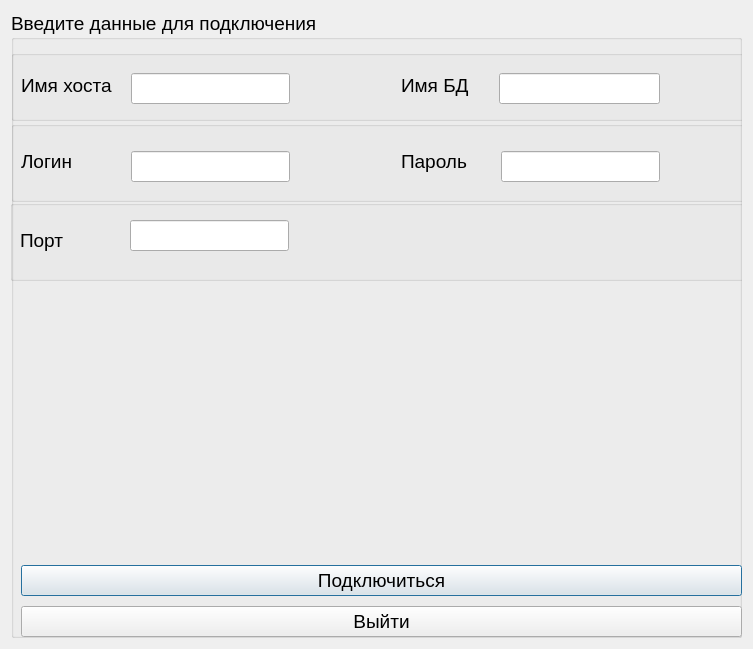
This is QtWidgets/secondwindow.ui in vixPP/QtDesigner as Qt 5 draws it before an edit. The edited form follows.
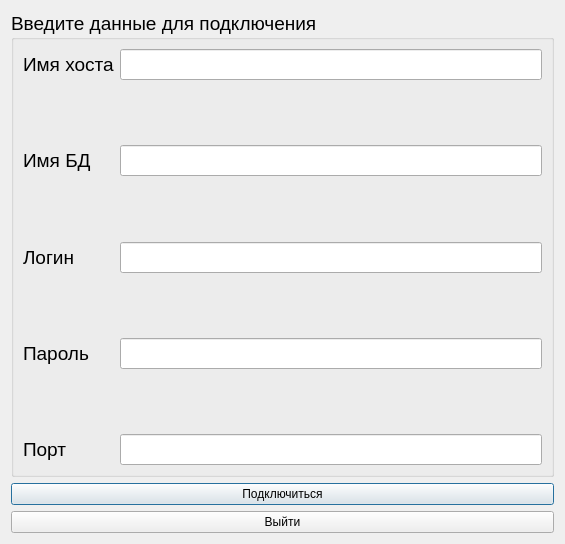
This is the edited form.

Diff of the .ui file:
```diff
--- a/QtWidgets/secondwindow.ui
+++ b/QtWidgets/secondwindow.ui
@@ -6,8 +6,8 @@
    <rect>
     <x>0</x>
     <y>0</y>
-    <width>753</width>
-    <height>649</height>
+    <width>565</width>
+    <height>544</height>
    </rect>
   </property>
   <property name="windowTitle">
@@ -24,169 +24,117 @@
      <property name="title">
       <string>Введите данные для подключения</string>
      </property>
-     <widget class="QGroupBox" name="groupBox_3">
-      <property name="geometry">
-       <rect>
-        <x>0</x>
-        <y>39</y>
-        <width>741</width>
-        <height>71</height>
-       </rect>
-      </property>
-      <property name="title">
-       <string/>
-      </property>
+     <layout class="QVBoxLayout" name="verticalLayout_2">
+      <item>
+       <layout class="QFormLayout" name="formLayout_2">
+        <item row="0" column="0">
+         <widget class="QLabel" name="label_3">
+          <property name="text">
+           <string>Имя хоста</string>
+          </property>
+         </widget>
+        </item>
+        <item row="0" column="1">
+         <widget class="QLineEdit" name="lineEdit_3"/>
+        </item>
+        <item row="1" column="1">
+         <spacer name="verticalSpacer_4">
+          <property name="orientation">
+           <enum>Qt::Vertical</enum>
+          </property>
+          <property name="sizeHint" stdset="0">
+           <size>
+            <width>20</width>
+            <height>40</height>
+           </size>
+          </property>
+         </spacer>
+        </item>
+        <item row="2" column="0">
       <widget class="QLabel" name="label_2">
-       <property name="geometry">
-        <rect>
-         <x>390</x>
-         <y>0</y>
-         <width>91</width>
-         <height>71</height>
-        </rect>
-       </property>
        <property name="text">
         <string>Имя БД</string>
        </property>
       </widget>
+        </item>
+        <item row="2" column="1">
+         <widget class="QLineEdit" name="lineEdit_2"/>
+        </item>
+        <item row="3" column="1">
+         <spacer name="verticalSpacer_3">
+          <property name="orientation">
+           <enum>Qt::Vertical</enum>
+          </property>
+          <property name="sizeHint" stdset="0">
+           <size>
+            <width>20</width>
+            <height>40</height>
+           </size>
+          </property>
+         </spacer>
+        </item>
+        <item row="4" column="0">
       <widget class="QLabel" name="label">
-       <property name="geometry">
-        <rect>
-         <x>10</x>
-         <y>5</y>
-         <width>91</width>
-         <height>61</height>
-        </rect>
-       </property>
-       <property name="text">
-        <string>Имя хоста</string>
-       </property>
-      </widget>
-      <widget class="QLineEdit" name="lineEdit">
-       <property name="geometry">
-        <rect>
-         <x>488</x>
-         <y>23</y>
-         <width>161</width>
-         <height>31</height>
-        </rect>
-       </property>
-      </widget>
-      <widget class="QLineEdit" name="lineEdit_2">
-       <property name="geometry">
-        <rect>
-         <x>120</x>
-         <y>23</y>
-         <width>159</width>
-         <height>31</height>
-        </rect>
-       </property>
-      </widget>
-     </widget>
-     <widget class="QGroupBox" name="groupBox_4">
-      <property name="geometry">
-       <rect>
-        <x>0</x>
-        <y>110</y>
-        <width>761</width>
-        <height>81</height>
-       </rect>
-      </property>
-      <property name="title">
-       <string/>
-      </property>
-      <widget class="QLineEdit" name="lineEdit_3">
-       <property name="geometry">
-        <rect>
-         <x>120</x>
-         <y>30</y>
-         <width>159</width>
-         <height>31</height>
-        </rect>
-       </property>
-      </widget>
-      <widget class="QLineEdit" name="lineEdit_4">
-       <property name="geometry">
-        <rect>
-         <x>490</x>
-         <y>30</y>
-         <width>159</width>
-         <height>31</height>
-        </rect>
-       </property>
-      </widget>
-      <widget class="QLabel" name="label_3">
-       <property name="geometry">
-        <rect>
-         <x>10</x>
-         <y>10</y>
-         <width>91</width>
-         <height>61</height>
-        </rect>
-       </property>
        <property name="text">
         <string>Логин</string>
        </property>
       </widget>
-      <widget class="QLabel" name="label_4">
-       <property name="geometry">
-        <rect>
-         <x>390</x>
-         <y>10</y>
-         <width>91</width>
-         <height>61</height>
-        </rect>
-       </property>
-       <property name="text">
-        <string>Пароль</string>
-       </property>
-      </widget>
-     </widget>
-     <widget class="QGroupBox" name="groupBox_5">
-      <property name="geometry">
-       <rect>
-        <x>-1</x>
-        <y>189</y>
-        <width>751</width>
-        <height>81</height>
-       </rect>
-      </property>
-      <property name="title">
-       <string/>
-      </property>
+        </item>
+        <item row="4" column="1">
+         <widget class="QLineEdit" name="lineEdit"/>
+        </item>
+        <item row="5" column="1">
+         <spacer name="verticalSpacer_2">
+          <property name="orientation">
+           <enum>Qt::Vertical</enum>
+          </property>
+          <property name="sizeHint" stdset="0">
+           <size>
+            <width>20</width>
+            <height>40</height>
+           </size>
+          </property>
+         </spacer>
+        </item>
+        <item row="6" column="0">
       <widget class="QLabel" name="label_5">
-       <property name="geometry">
-        <rect>
-         <x>10</x>
-         <y>10</y>
-         <width>91</width>
-         <height>61</height>
-        </rect>
-       </property>
        <property name="text">
-        <string>Порт</string>
-       </property>
-      </widget>
-      <widget class="QLineEdit" name="lineEdit_5">
-       <property name="geometry">
-        <rect>
-         <x>120</x>
-         <y>20</y>
-         <width>159</width>
-         <height>31</height>
-        </rect>
-       </property>
-      </widget>
-     </widget>
-     <widget class="QWidget" name="verticalLayoutWidget">
-      <property name="geometry">
-       <rect>
-        <x>10</x>
-        <y>550</y>
-        <width>721</width>
-        <height>80</height>
-       </rect>
-      </property>
+           <string>Пароль</string>
+          </property>
+         </widget>
+        </item>
+        <item row="6" column="1">
+         <widget class="QLineEdit" name="lineEdit_5"/>
+        </item>
+        <item row="7" column="1">
+         <spacer name="verticalSpacer">
+          <property name="orientation">
+           <enum>Qt::Vertical</enum>
+          </property>
+          <property name="sizeHint" stdset="0">
+           <size>
+            <width>20</width>
+            <height>40</height>
+           </size>
+          </property>
+         </spacer>
+        </item>
+        <item row="8" column="0">
+         <widget class="QLabel" name="label_4">
+          <property name="text">
+           <string>Порт </string>
+          </property>
+         </widget>
+        </item>
+        <item row="8" column="1">
+         <widget class="QLineEdit" name="lineEdit_4"/>
+        </item>
+       </layout>
+      </item>
+     </layout>
+    </widget>
+   </item>
+   <item row="1" column="0">
       <layout class="QVBoxLayout" name="verticalLayout">
        <item>
         <widget class="QPushButton" name="pushButton">
@@ -203,8 +151,6 @@
         </widget>
        </item>
       </layout>
-     </widget>
-    </widget>
    </item>
   </layout>
  </widget>
```
Lines whose indentation alone changed are shown as unchanged.
